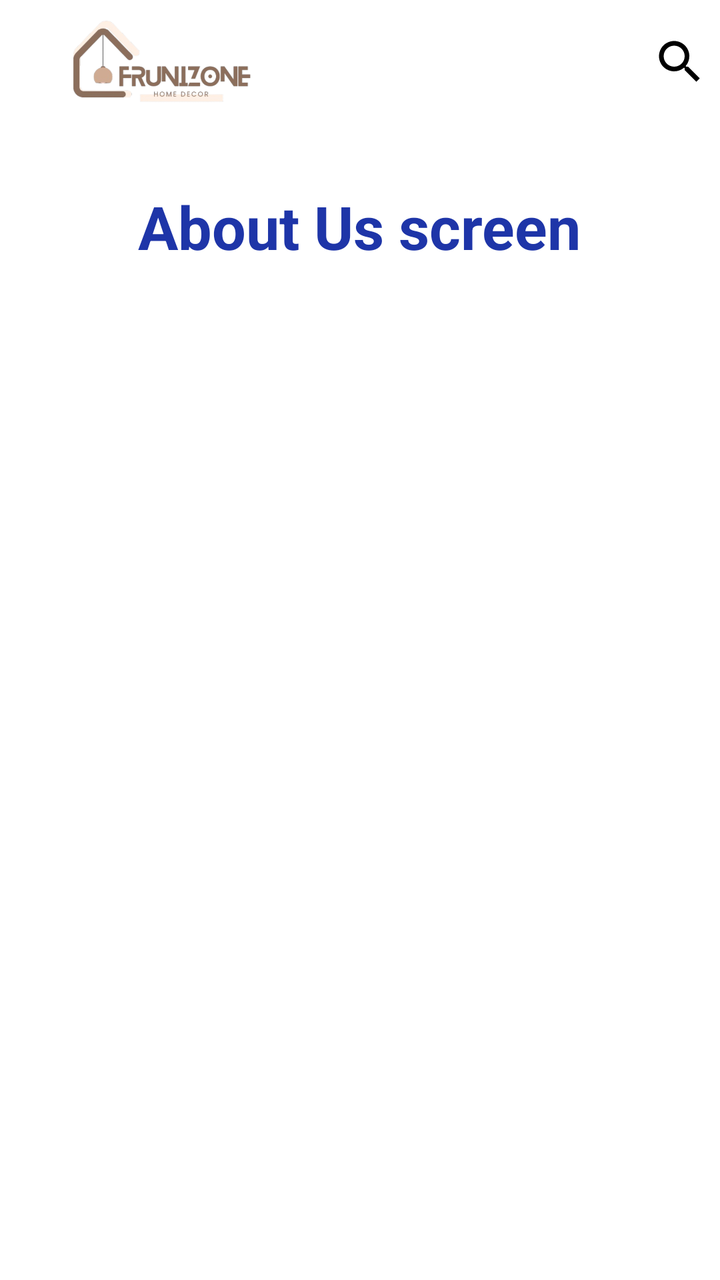
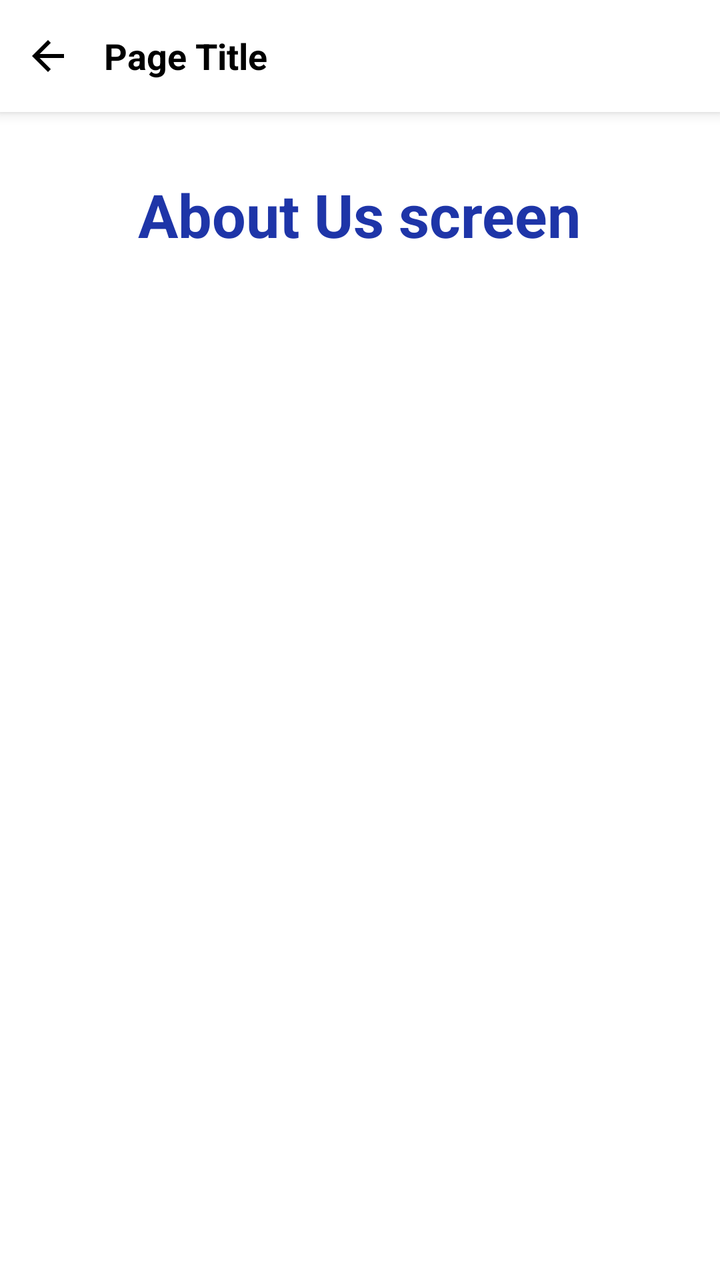

Screens rendered from an Android XML layout before and after an edit, with the pre-edit source and the edit as a unified diff.
<!-- AndroidManifest.xml: application theme Theme.FruniZone -->
<!-- res/layout/fragment_about_us.xml -->
<?xml version="1.0" encoding="utf-8"?>
<LinearLayout xmlns:android="http://schemas.android.com/apk/res/android"
    xmlns:tools="http://schemas.android.com/tools"
    android:layout_width="match_parent"
    android:layout_height="match_parent"
    xmlns:app="http://schemas.android.com/apk/res-auto"
    tools:context=".AboutUsFragment"
    android:orientation="vertical">











    <include layout="@layout/header"/>

    <View
        android:layout_width="match_parent"
        android:layout_height="1dp"
        android:layout_marginHorizontal="3dp"
        android:layout_marginBottom="10dp"
        android:background="@color/grey_font" />


    <ScrollView
        android:layout_width="match_parent"
        android:layout_height="wrap_content">

        <LinearLayout
            android:layout_width="match_parent"
            android:layout_height="wrap_content"
            android:orientation="vertical">

            <TextView
                android:id="@+id/contact_us"
                android:layout_width="wrap_content"
                android:layout_height="wrap_content"
                android:text="About Us screen"
                android:textColor="@color/darkblue"
                android:textSize="30dp"
                android:textStyle="bold"
                android:textAlignment="center"
                android:layout_gravity="center"
                android:layout_marginTop="20dp">
            </TextView>


        </LinearLayout>

    </ScrollView>


</LinearLayout>
<!-- res/layout/header.xml (included above) -->
<?xml version="1.0" encoding="utf-8"?>
<RelativeLayout xmlns:android="http://schemas.android.com/apk/res/android"
    android:layout_width="match_parent"
    android:layout_height="wrap_content"
    android:background="#ffffff"
    >
    <RelativeLayout
        android:layout_width="wrap_content"
        android:layout_height="wrap_content"
        android:padding="6dp">

        <ImageView
            android:layout_width="150dp"
            android:layout_height="50dp"
            android:id="@+id/logo"
            android:layout_centerVertical="true"
            android:src="@drawable/logo_landscape" />


        <ImageView
            android:layout_width="wrap_content"
            android:layout_height="wrap_content"
            android:id="@+id/icon_search"
            android:layout_alignParentEnd="true"
            android:layout_centerVertical="true"
            android:src="@drawable/baseline_search_24"/>
    </RelativeLayout>


</RelativeLayout>
<!-- resources referenced by this layout -->
<resources>
  <color name="darkblue">#1E35A8</color>
  <!-- drawable baseline_search_24 (drawable) -->
  <vector xmlns:android="http://schemas.android.com/apk/res/android" android:height="28dp" android:tint="#000000" android:viewportHeight="24" android:viewportWidth="24" android:width="28dp">
        
      <path android:fillColor="@android:color/white" android:pathData="M15.5,14h-0.79l-0.28,-0.27C15.41,12.59 16,11.11 16,9.5 16,5.91 13.09,3 9.5,3S3,5.91 3,9.5 5.91,16 9.5,16c1.61,0 3.09,-0.59 4.23,-1.57l0.27,0.28v0.79l5,4.99L20.49,19l-4.99,-5zM9.5,14C7.01,14 5,11.99 5,9.5S7.01,5 9.5,5 14,7.01 14,9.5 11.99,14 9.5,14z"/>
      
  </vector>
  <!-- drawable logo_landscape: png bitmap (drawable, 57472 bytes) -->
  <style name="Theme.FruniZone" parent="Theme.MaterialComponents.Light.NoActionBar">
      
      <item name="colorPrimary">@color/purple_500</item>
      <item name="colorPrimaryVariant">@color/purple_700</item>
      <item name="colorOnPrimary">@color/white</item>
      
      <item name="colorSecondary">@color/teal_200</item>
      <item name="colorSecondaryVariant">@color/teal_700</item>
      <item name="colorOnSecondary">@color/black</item>
      
      <item name="android:statusBarColor">?attr/colorPrimaryVariant</item>
  
      
      
      
      
  
      
      
      
      
      
  </style>
  <color name="purple_500">#FF6200EE</color>
  <color name="purple_700">#FF3700B3</color>
  <color name="white">#FFFFFFFF</color>
  <color name="teal_200">#FF03DAC5</color>
  <color name="teal_700">#FF018786</color>
  <color name="black">#FF000000</color>
</resources>

<!-- the commit's change to res/layout/fragment_about_us.xml (unified diff, before → after) -->
@@ -17,7 +17,7 @@
 
 
 
-    <include layout="@layout/header"/>
+    <include layout="@layout/layout_page_title"/>
 
     <View
         android:layout_width="match_parent"
@@ -56,34 +56,34 @@
 
 
 </LinearLayout>
-<!-- res/layout/header.xml (included above) -->
+<!-- res/layout/layout_page_title.xml (included above) -->
 <?xml version="1.0" encoding="utf-8"?>
-<RelativeLayout xmlns:android="http://schemas.android.com/apk/res/android"
+<LinearLayout xmlns:android="http://schemas.android.com/apk/res/android"
     android:layout_width="match_parent"
-    android:layout_height="wrap_content"
-    android:background="#ffffff"
-    >
-    <RelativeLayout
+    android:layout_height="56dp"
+    android:orientation="horizontal"
+    android:gravity="center_vertical"
+    android:background="@color/white"
+    android:paddingStart="12dp"
+    android:paddingEnd="12dp"
+    android:elevation="4dp">
+
+    
+    <ImageView
+        android:id="@+id/ivBack"
+        android:layout_width="24dp"
+        android:layout_height="24dp"
+        android:src="@drawable/baseline_arrow_back_24" />
+
+    
+    <TextView
+        android:id="@+id/tvTitle"
         android:layout_width="wrap_content"
         android:layout_height="wrap_content"
-        android:padding="6dp">
+        android:layout_marginStart="16dp"
+        android:text="Page Title"
+        android:textSize="18sp"
+        android:textStyle="bold"
+        android:textColor="@color/black" />
 
-        <ImageView
-            android:layout_width="150dp"
-            android:layout_height="50dp"
-            android:id="@+id/logo"
-            android:layout_centerVertical="true"
-            android:src="@drawable/logo_landscape" />
-
-
-        <ImageView
-            android:layout_width="wrap_content"
-            android:layout_height="wrap_content"
-            android:id="@+id/icon_search"
-            android:layout_alignParentEnd="true"
-            android:layout_centerVertical="true"
-            android:src="@drawable/baseline_search_24"/>
-    </RelativeLayout>
-
-
-</RelativeLayout>
+</LinearLayout>
<!-- resource entries referenced after the edit -->
@@ -1,13 +1,6 @@
 <!-- resources referenced by this layout -->
 <resources>
   <color name="darkblue">#1E35A8</color>
-  <!-- drawable baseline_search_24 (drawable) -->
-  <vector xmlns:android="http://schemas.android.com/apk/res/android" android:height="28dp" android:tint="#000000" android:viewportHeight="24" android:viewportWidth="24" android:width="28dp">
-        
-      <path android:fillColor="@android:color/white" android:pathData="M15.5,14h-0.79l-0.28,-0.27C15.41,12.59 16,11.11 16,9.5 16,5.91 13.09,3 9.5,3S3,5.91 3,9.5 5.91,16 9.5,16c1.61,0 3.09,-0.59 4.23,-1.57l0.27,0.28v0.79l5,4.99L20.49,19l-4.99,-5zM9.5,14C7.01,14 5,11.99 5,9.5S7.01,5 9.5,5 14,7.01 14,9.5 11.99,14 9.5,14z"/>
-      
-  </vector>
-  <!-- drawable logo_landscape: png bitmap (drawable, 57472 bytes) -->
   <style name="Theme.FruniZone" parent="Theme.MaterialComponents.Light.NoActionBar">
       
       <item name="colorPrimary">@color/purple_500</item>
@@ -34,6 +27,12 @@
   <color name="purple_500">#FF6200EE</color>
   <color name="purple_700">#FF3700B3</color>
   <color name="white">#FFFFFFFF</color>
+  <!-- drawable baseline_arrow_back_24 (drawable) -->
+  <vector android:autoMirrored="true" android:height="24dp"
+      android:tint="#000000" android:viewportHeight="24"
+      android:viewportWidth="24" android:width="24dp" xmlns:android="http://schemas.android.com/apk/res/android">
+      <path android:fillColor="@android:color/black" android:pathData="M20,11H7.83l5.59,-5.59L12,4l-8,8 8,8 1.41,-1.41L7.83,13H20v-2z"/>
+  </vector>
   <color name="teal_200">#FF03DAC5</color>
   <color name="teal_700">#FF018786</color>
   <color name="black">#FF000000</color>
